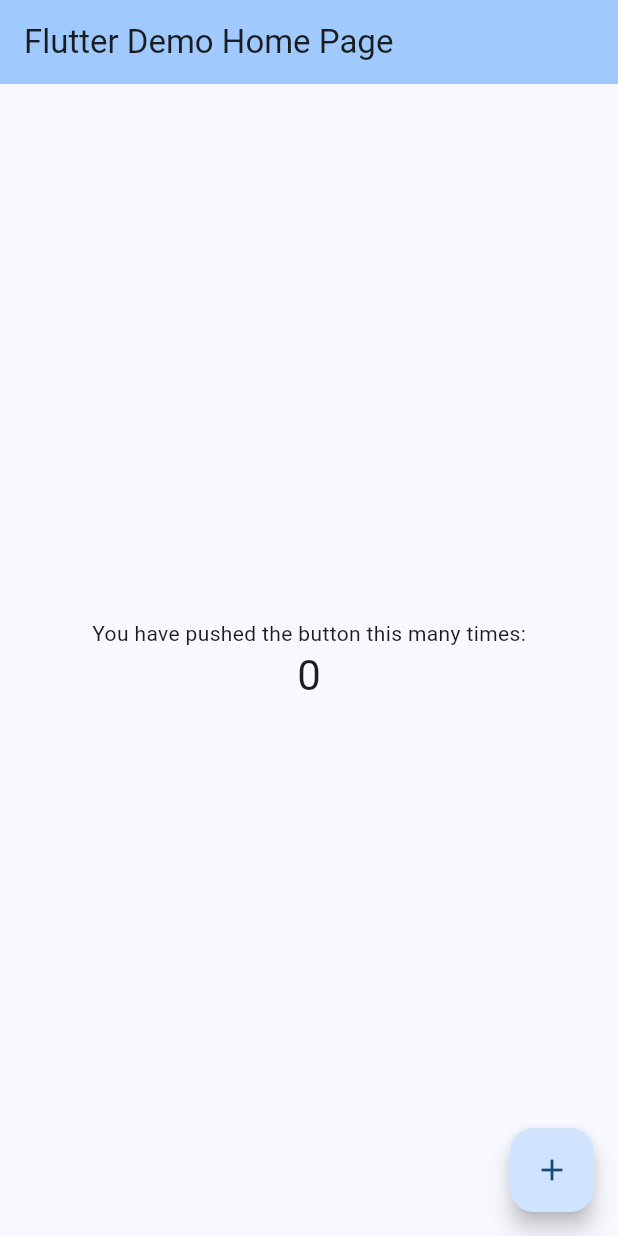
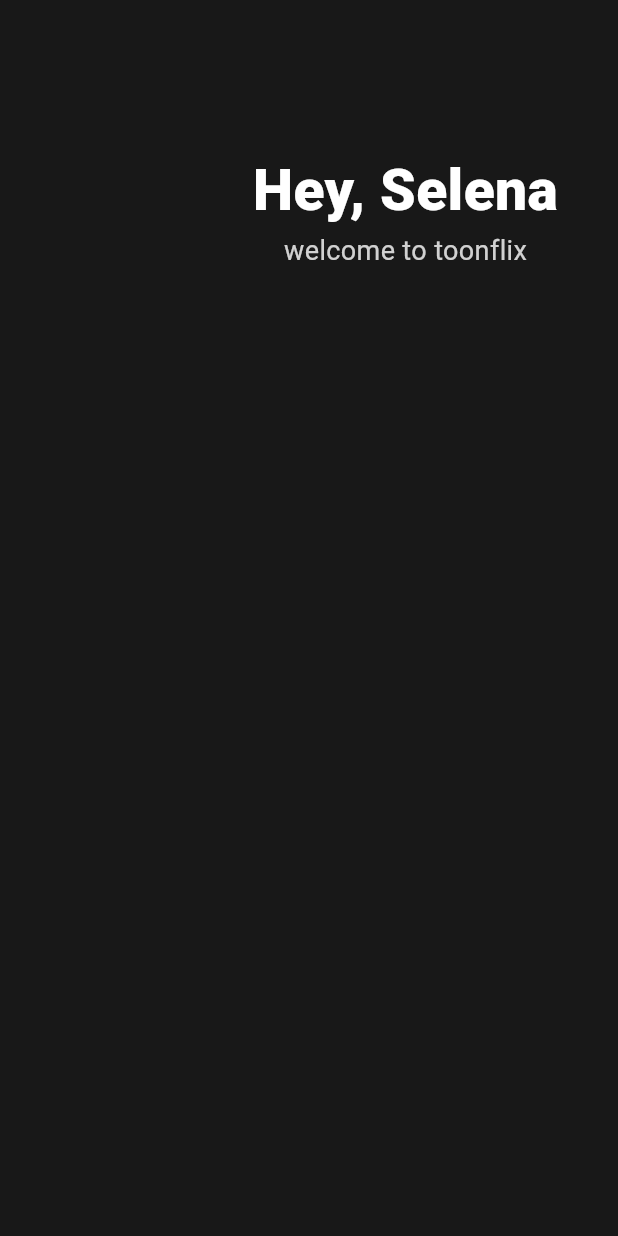
Before and after one commit to nakjun12/flutter-practice, a Flutter app: the screen it shows after launch, on a phone screen of 412 x 824 dp. Run offline on Flutter 3.47's test engine with Material 3 defaults, Android fonts, the phone set to English and light mode, and no system bars.

Commit message:
nomard Flutter로 웹툰 앱 만들기 3.0 완

```diff
--- a/toonflix/lib/main.dart
+++ b/toonflix/lib/main.dart
@@ -1,125 +1,58 @@
 import 'package:flutter/material.dart';
 
-void main() {
-  runApp(const MyApp());
+class Player {
+  String? name = 'nicolas';
+
+  Player();
 }
 
-class MyApp extends StatelessWidget {
-  const MyApp({super.key});
+void main() {
+  var nico = Player();
+  runApp(const App());
+}
 
-  // This widget is the root of your application.
+class App extends StatelessWidget {
+  const App({super.key});
+
   @override
   Widget build(BuildContext context) {
     return MaterialApp(
-      title: 'Flutter Demo',
-      theme: ThemeData(
-        // This is the theme of your application.
-        //
-        // TRY THIS: Try running your application with "flutter run". You'll see
-        // the application has a purple toolbar. Then, without quitting the app,
-        // try changing the seedColor in the colorScheme below to Colors.green
-        // and then invoke "hot reload" (save your changes or press the "hot
-        // reload" button in a Flutter-supported IDE, or press "r" if you used
-        // the command line to start the app).
-        //
-        // Notice that the counter didn't reset back to zero; the application
-        // state is not lost during the reload. To reset the state, use hot
-        // restart instead.
-        //
-        // This works for code too, not just values: Most code changes can be
-        // tested with just a hot reload.
-        colorScheme: ColorScheme.fromSeed(seedColor: Colors.blue),
-        useMaterial3: true,
-      ),
-      home: const MyHomePage(title: 'Flutter Demo Home Page'),
+      home: Scaffold(
+          backgroundColor: const Color(0xff181818),
+          body: Padding(
+            padding: const EdgeInsets.symmetric(horizontal: 40),
+            child: Column(
+              children: [
+                const SizedBox(
+                  height: 100,
+                ),
+                Row(
+                  mainAxisAlignment: MainAxisAlignment.end,
+                  children: [
+                    Column(
+                      children: [
+                        const Text(
+                          'Hey, Selena',
+                          style: TextStyle(
+                            color: Colors.white,
+                            fontSize: 38,
+                            fontWeight: FontWeight.w800,
+                          ),
+                        ),
+                        Text(
+                          "welcome to toonflix",
+                          style: TextStyle(
+                            color: Colors.white.withOpacity(0.8),
+                            fontSize: 18,
+                          ),
+                        )
+                      ],
+                    ),
+                  ],
+                ),
+              ],
+            ),
+          )),
     );
   }
 }
-
-class MyHomePage extends StatefulWidget {
-  const MyHomePage({super.key, required this.title});
-
-  // This widget is the home page of your application. It is stateful, meaning
-  // that it has a State object (defined below) that contains fields that affect
-  // how it looks.
-
-  // This class is the configuration for the state. It holds the values (in this
-  // case the title) provided by the parent (in this case the App widget) and
-  // used by the build method of the State. Fields in a Widget subclass are
-  // always marked "final".
-
-  final String title;
-
-  @override
-  State<MyHomePage> createState() => _MyHomePageState();
-}
-
-class _MyHomePageState extends State<MyHomePage> {
-  int _counter = 0;
-
-  void _incrementCounter() {
-    setState(() {
-      // This call to setState tells the Flutter framework that something has
-      // changed in this State, which causes it to rerun the build method below
-      // so that the display can reflect the updated values. If we changed
-      // _counter without calling setState(), then the build method would not be
-      // called again, and so nothing would appear to happen.
-      _counter++;
-    });
-  }
-
-  @override
-  Widget build(BuildContext context) {
-    // This method is rerun every time setState is called, for instance as done
-    // by the _incrementCounter method above.
-    //
-    // The Flutter framework has been optimized to make rerunning build methods
-    // fast, so that you can just rebuild anything that needs updating rather
-    // than having to individually change instances of widgets.
-    return Scaffold(
-      appBar: AppBar(
-        // TRY THIS: Try changing the color here to a specific color (to
-        // Colors.amber, perhaps?) and trigger a hot reload to see the AppBar
-        // change color while the other colors stay the same.
-        backgroundColor: Theme.of(context).colorScheme.inversePrimary,
-        // Here we take the value from the MyHomePage object that was created by
-        // the App.build method, and use it to set our appbar title.
-        title: Text(widget.title),
-      ),
-      body: Center(
-        // Center is a layout widget. It takes a single child and positions it
-        // in the middle of the parent.
-        child: Column(
-          // Column is also a layout widget. It takes a list of children and
-          // arranges them vertically. By default, it sizes itself to fit its
-          // children horizontally, and tries to be as tall as its parent.
-          //
-          // Column has various properties to control how it sizes itself and
-          // how it positions its children. Here we use mainAxisAlignment to
-          // center the children vertically; the main axis here is the vertical
-          // axis because Columns are vertical (the cross axis would be
-          // horizontal).
-          //
-          // TRY THIS: Invoke "debug painting" (choose the "Toggle Debug Paint"
-          // action in the IDE, or press "p" in the console), to see the
-          // wireframe for each widget.
-          mainAxisAlignment: MainAxisAlignment.center,
-          children: <Widget>[
-            const Text(
-              'You have pushed the button this many times:',
-            ),
-            Text(
-              '$_counter',
-              style: Theme.of(context).textTheme.headlineMedium,
-            ),
-          ],
-        ),
-      ),
-      floatingActionButton: FloatingActionButton(
-        onPressed: _incrementCounter,
-        tooltip: 'Increment',
-        child: const Icon(Icons.add),
-      ), // This trailing comma makes auto-formatting nicer for build methods.
-    );
-  }
-}
```
